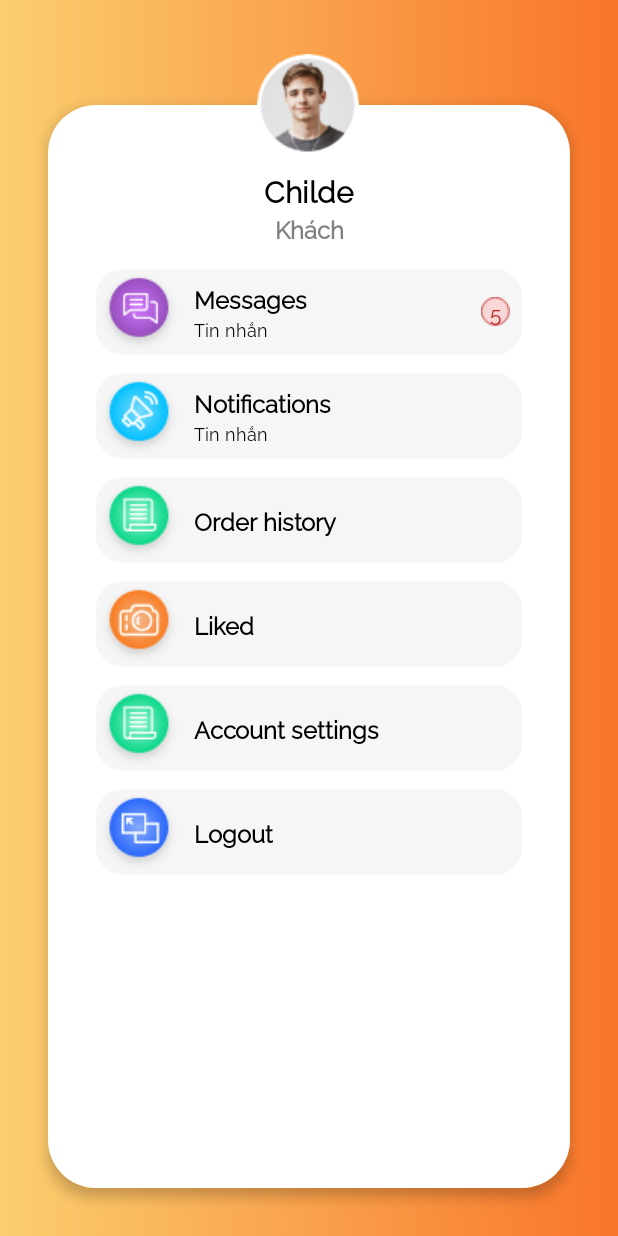
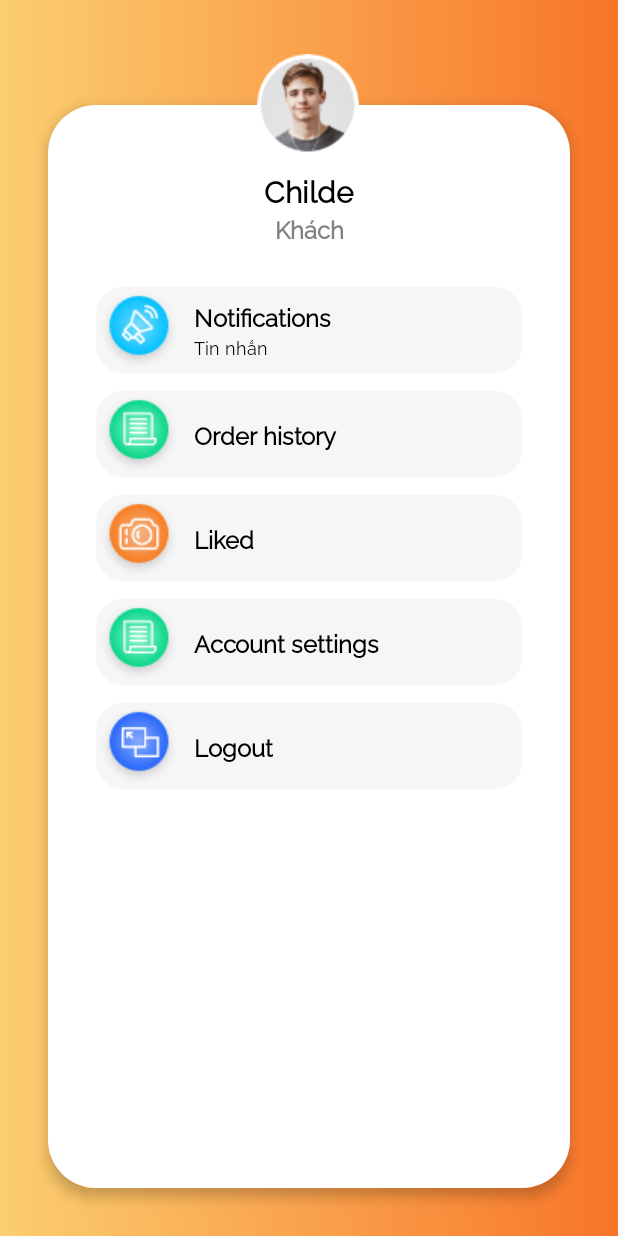
Before and after one commit to BenBen2109/HomeCooking, an Android app: the fragment Me shown on its own in the app's theme, on a phone screen of 412 x 824 dp. Run offline under Robolectric (Android 15) with nearby library versions, the phone set to English and light mode, and no system bars.

Commit message:
update layout home, me

```diff
--- a/app/src/main/java/com/cntt/homecooking/SplashScreen.java
+++ b/app/src/main/java/com/cntt/homecooking/SplashScreen.java
@@ -13,7 +13,7 @@ public class SplashScreen extends AppCompatActivity {
     protected void onCreate(Bundle savedInstanceState) {
         super.onCreate(savedInstanceState);
 
-        Intent intent=new Intent(this, LoginActivity.class);
+        Intent intent=new Intent(this, MainActivity.class);
         startActivity(intent);
         finish();
     }
--- a/app/src/main/res/layout/activity_detail_liked.xml
+++ b/app/src/main/res/layout/activity_detail_liked.xml
@@ -30,7 +30,7 @@
                     app:layout_constraintBottom_toBottomOf="parent"
                     app:layout_constraintEnd_toEndOf="parent"
                     app:layout_constraintStart_toStartOf="parent"
-                    app:layout_constraintTop_toTopOf="parent"/>
+                    app:layout_constraintTop_toTopOf="parent" />
                 <!--                    app:srcCompat="@drawable/burger_large" />-->
             </androidx.constraintlayout.widget.ConstraintLayout>
 
--- a/app/src/main/res/layout/fragment_me.xml
+++ b/app/src/main/res/layout/fragment_me.xml
@@ -59,77 +59,6 @@
             app:layout_constraintEnd_toEndOf="parent"
             app:layout_constraintStart_toStartOf="parent"
             app:layout_constraintTop_toBottomOf="@+id/textView10">
-
-            <androidx.constraintlayout.widget.ConstraintLayout
-                android:layout_width="match_parent"
-                android:layout_height="wrap_content"
-                android:background="@drawable/background_itempro">
-
-                <ImageView
-                    android:id="@+id/image1"
-                    android:layout_width="wrap_content"
-                    android:layout_height="wrap_content"
-                    app:layout_constraintBottom_toBottomOf="parent"
-                    app:layout_constraintStart_toStartOf="parent"
-                    app:layout_constraintTop_toTopOf="parent"
-                    app:srcCompat="@drawable/btn_1" />
-
-                <TextView
-                    android:id="@+id/txt1"
-                    android:layout_width="wrap_content"
-                    android:layout_height="wrap_content"
-                    android:layout_marginStart="8dp"
-                    android:layout_marginTop="8dp"
-                    android:text="Messages"
-                    android:textColor="#000000"
-                    android:textSize="16sp"
-                    android:textStyle="bold"
-                    app:layout_constraintStart_toEndOf="@+id/image1"
-                    app:layout_constraintTop_toTopOf="@+id/image1" />
-
-                <TextView
-                    android:id="@+id/text2"
-                    android:layout_width="wrap_content"
-                    android:layout_height="wrap_content"
-                    android:layout_marginStart="8dp"
-                    android:text="Tin nhắn"
-                    android:textColor="#000000"
-                    android:textSize="12sp"
-                    app:layout_constraintBottom_toBottomOf="@+id/image1"
-                    app:layout_constraintStart_toEndOf="@+id/image1"
-                    app:layout_constraintTop_toTopOf="@+id/image1"
-                    app:layout_constraintVertical_bias="0.79" />
-
-                <androidx.constraintlayout.widget.ConstraintLayout
-                    android:layout_width="wrap_content"
-                    android:layout_height="match_parent"
-                    android:layout_marginEnd="8dp"
-                    app:layout_constraintBottom_toBottomOf="parent"
-                    app:layout_constraintEnd_toEndOf="parent"
-                    app:layout_constraintTop_toTopOf="parent">
-
-                    <ImageView
-                        android:id="@+id/imageView7"
-                        android:layout_width="wrap_content"
-                        android:layout_height="wrap_content"
-                        app:layout_constraintEnd_toEndOf="parent"
-                        app:layout_constraintStart_toStartOf="parent"
-                        app:layout_constraintTop_toTopOf="parent"
-                        app:srcCompat="@drawable/red_circle" />
-
-                    <TextView
-                        android:id="@+id/textView13"
-                        android:layout_width="wrap_content"
-                        android:layout_height="wrap_content"
-                        android:text="5"
-                        android:textColor="#BB2525"
-                        app:layout_constraintBottom_toBottomOf="parent"
-                        app:layout_constraintEnd_toEndOf="parent"
-                        app:layout_constraintStart_toStartOf="parent"
-                        app:layout_constraintTop_toTopOf="parent" />
-                </androidx.constraintlayout.widget.ConstraintLayout>
-
-            </androidx.constraintlayout.widget.ConstraintLayout>
 
             <androidx.constraintlayout.widget.ConstraintLayout
                 android:layout_width="match_parent"
```
Also changed, not shown: app/src/main/res/layout/fragment_home.xml (+35 -3 lines).
